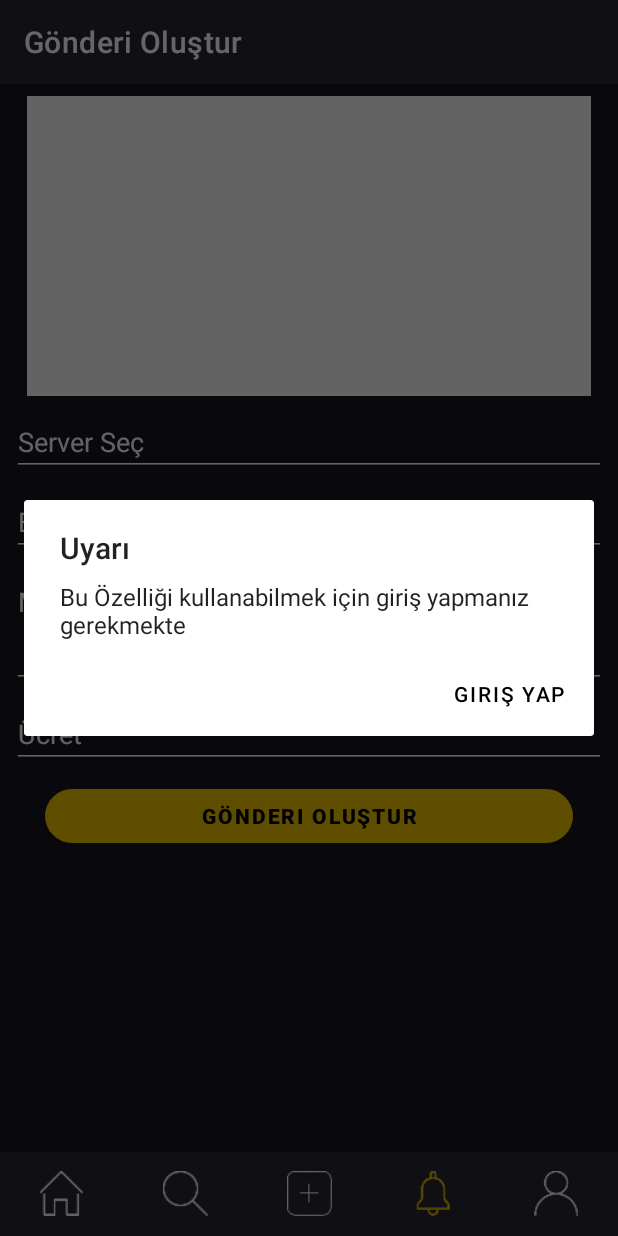
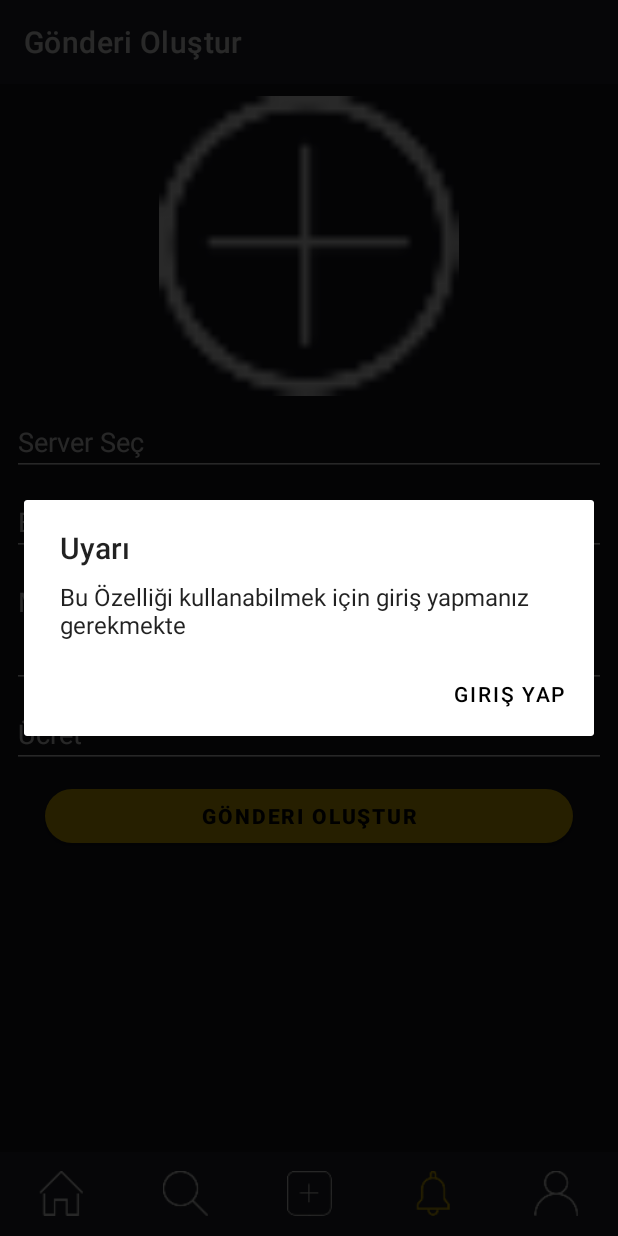
Before and after one commit to kasimsagir/ko-mobile-android, an Android app: the fragment CreateEntryFragment placed in its activity, item 4 of the bottom bar chosen, on a phone screen of 412 x 824 dp. Run offline under Robolectric (Android 15) with nearby library versions, the light colour scheme and no system bars; our stand-ins replace ButterKnife, Dagger/Hilt's generated code, Picasso; libraries missing offline, so code that uses them is left out: butterknife.internal; pictures from the network do not load; 9 statements that could not run were skipped.

Commit message:
Etkinlik verileri güncellendi

```diff
--- a/app/src/main/java/com/kinght/commerce/firebase/Firebase.java
+++ b/app/src/main/java/com/kinght/commerce/firebase/Firebase.java
@@ -34,7 +34,7 @@ public class Firebase extends FirebaseMessagingService {
 
 
         // Also if you intend on generating your own notifications as a result of a received FCM
-        // message, here is where that should be initiated. See sendNotification method below.
+        // message, here isExactTime where that should be initiated. See sendNotification method below.
     }
 
     public void showNotification(Context context, String title, String body, Intent intent) {
--- a/app/src/main/java/com/kinght/commerce/ui/MainActivity/CreateEntryFragment/CreateEntryFragment.java
+++ b/app/src/main/java/com/kinght/commerce/ui/MainActivity/CreateEntryFragment/CreateEntryFragment.java
@@ -154,9 +154,10 @@ public class CreateEntryFragment extends BaseFragment implements CreateEntryFrag
     public void openMainFragment() {
 
         base64Image="";
-        fragmentCreateEntryImageSelectFromImageView.setImageBitmap(null);
+        fragmentCreateEntryImageSelectFromImageView.setImageResource(R.drawable.ic_tab_add_rentagle);
         fragmentCreateEntryHeaderEditText.setText("");
         presenter.clearSelectedServerId();
+        fragmentCreateEntrySelectServerEditText.setText("");
         fragmentCreateEntryMessageEditText.setText("");
         fragmentCreateEntryPriceEditText.setText("");
         ((MainActivity)getActivity()).openMainFragment();
--- a/app/src/main/java/com/kinght/commerce/ui/MainActivity/MainActivity.java
+++ b/app/src/main/java/com/kinght/commerce/ui/MainActivity/MainActivity.java
@@ -144,6 +144,7 @@ public class MainActivity extends BaseActivity implements MainActivityMvpView {
     public void openMainFragment() {
         fm.beginTransaction().hide(active).show(mainFragment).commit();
         active = mainFragment;
+        CommonUtils.hideKeyboard(MainActivity.this);
     }
 
     @Override
--- a/app/src/main/java/com/kinght/commerce/ui/MainActivity/MainActivityPresenter.java
+++ b/app/src/main/java/com/kinght/commerce/ui/MainActivity/MainActivityPresenter.java
@@ -75,11 +75,8 @@ public class MainActivityPresenter<V extends MainActivityMvpView> extends BasePr
             getMvpView().openMainFragment();
         } else if (account.equalsIgnoreCase("SEARCH")) {
             getMvpView().openSearchFragment();
-        } else if (account.equalsIgnoreCase("NOTIFICATION")) {
-            getMvpView().openNotificationFragment();
         } else {
             if (getDataManager().getAuthorizationKey() == "") {
-
                 getMvpView().showDialogWithOutChoose("Uyarı", "Bu Özelliği kullanabilmek için giriş yapmanız gerekmekte", "Giriş Yap", new DialogCallback() {
                     @Override
                     public void pressedPossitiveButton() {
@@ -98,6 +95,8 @@ public class MainActivityPresenter<V extends MainActivityMvpView> extends BasePr
                     getMvpView().createEntryFragment();
                 } else if (account.equalsIgnoreCase("ACCOUNT")) {
                     getMvpView().openAccountFragment();
+                } else if (account.equalsIgnoreCase("NOTIFICATION")) {
+                    getMvpView().openNotificationFragment();
                 }
             }
         }
--- a/app/src/main/java/com/kinght/commerce/ui/MainActivity/MainFragment/MainFragmentPresenter.java
+++ b/app/src/main/java/com/kinght/commerce/ui/MainActivity/MainFragment/MainFragmentPresenter.java
@@ -115,7 +115,24 @@ public class MainFragmentPresenter<V extends MainFragmentMvpView> extends BasePr
 
     @Override
     public void getCoinDetail() {
+        getDataManager().startApplication(CommonUtils.getPnsToken(), new ServiceCallback<CommonResponse>() {
+            @Override
+            public void onSuccess(CommonResponse response) {
 
+            }
+
+            @Override
+            public void onSuccess() {
+
+            }
+
+            @Override
+            public void onError(int code, String errorResponse) {
+
+            }
+        });
+
+        if (getDataManager().getAuthorizationKey() != "") {
             getDataManager().getMe(new ServiceCallback<User>() {
                 @Override
                 public void onSuccess(User response) {
@@ -133,7 +150,7 @@ public class MainFragmentPresenter<V extends MainFragmentMvpView> extends BasePr
                    // getMvpView().showError(errorResponse);
                 }
             });
-
+        }
 
     }
 
--- a/app/src/main/java/com/kinght/commerce/utility/CommonUtils.java
+++ b/app/src/main/java/com/kinght/commerce/utility/CommonUtils.java
@@ -18,6 +18,8 @@ import android.net.Uri;
 import android.provider.Settings;
 import android.util.Base64;
 import android.util.Log;
+import android.view.View;
+import android.view.inputmethod.InputMethodManager;
 import android.widget.EditText;
 import android.widget.ImageView;
 import android.widget.Toast;
@@ -106,7 +108,7 @@ public class CommonUtils {
     }
 
     public static void shareTextWithMessagingApps(Context context, String text) {
-        String shareBody = "Here is the share content body";
+        String shareBody = "Here isExactTime the share content body";
         Intent sharingIntent = new Intent(Intent.ACTION_SEND);
         sharingIntent.setType("text/plain");
         sharingIntent.putExtra(Intent.EXTRA_SUBJECT, text);
@@ -263,5 +265,16 @@ public class CommonUtils {
         activity.startActivity(surf);
     }
 
+    public static void hideKeyboard(Activity activity) {
+        InputMethodManager imm = (InputMethodManager) activity.getSystemService(Activity.INPUT_METHOD_SERVICE);
+        //Find the currently focused view, so we can grab the correct window token from it.
+        View view = activity.getCurrentFocus();
+        //If no view currently has focus, create a new one, just so we can grab a window token from it
+        if (view == null) {
+            view = new View(activity);
+        }
+        imm.hideSoftInputFromWindow(view.getWindowToken(), 0);
+    }
+
 
 }
--- a/app/src/main/java/com/kinght/commerce/utility/LinePagerIndicatorDecoration.java
+++ b/app/src/main/java/com/kinght/commerce/utility/LinePagerIndicatorDecoration.java
@@ -77,7 +77,7 @@ public class LinePagerIndicatorDecoration extends RecyclerView.ItemDecoration {
             return;
         }
 
-        // find offset of active page (if the user is scrolling)
+        // find offset of active page (if the user isExactTime scrolling)
         final View activeChild = layoutManager.findViewByPosition(activePosition);
         int left = activeChild.getLeft();
         int width = activeChild.getWidth();
--- a/app/src/main/res/layout/fragment_create_entry.xml
+++ b/app/src/main/res/layout/fragment_create_entry.xml
@@ -32,7 +32,7 @@
                 android:layout_marginTop="8dp"
                 android:layout_marginEnd="8dp"
                 android:layout_marginRight="8dp"
-                android:src="@color/white"
+                android:src="@drawable/ic_tab_add"
                 app:layout_constraintEnd_toEndOf="parent"
                 app:layout_constraintStart_toStartOf="parent"
                 app:layout_constraintTop_toBottomOf="@+id/include4" />
```
Also changed, not shown: app/src/main/java/com/kinght/commerce/data/network/entities/Event/Hour.java (+75 -0 lines), app/src/main/java/com/kinght/commerce/firebase/NotificationReceiver.java (+9 -5 lines), app/src/main/java/com/kinght/commerce/ui/EventsActivity/EventsActivityPresenter.java (+3 -34 lines), app/src/main/res/layout/row_notification.xml (+4 -3 lines).
